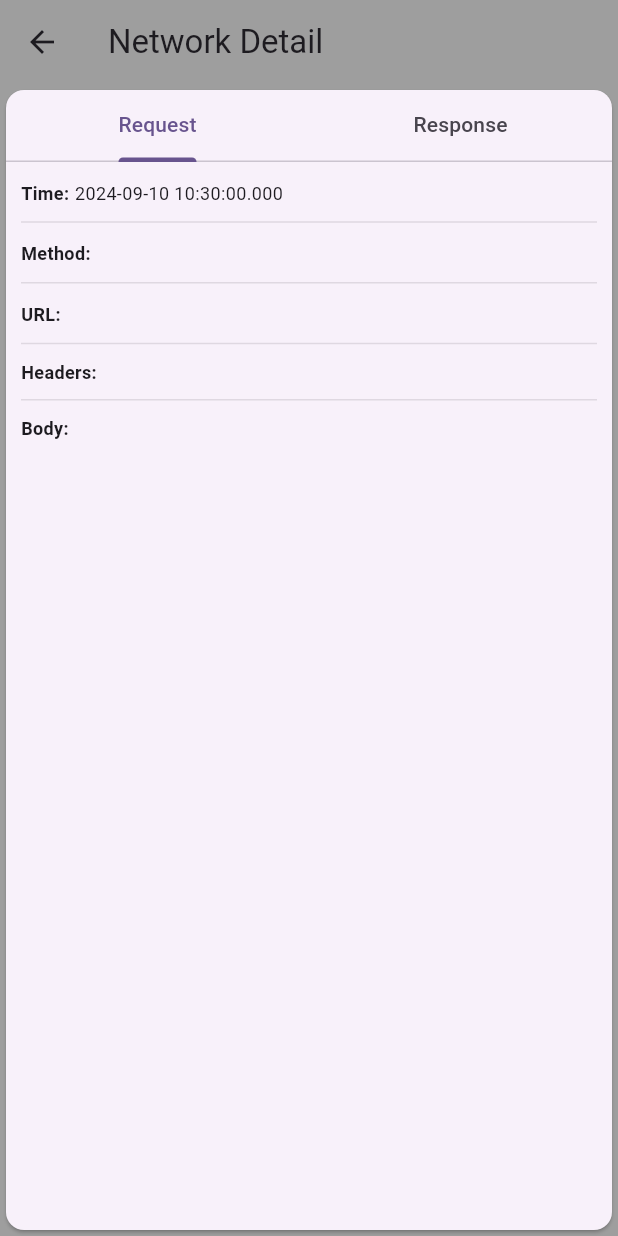
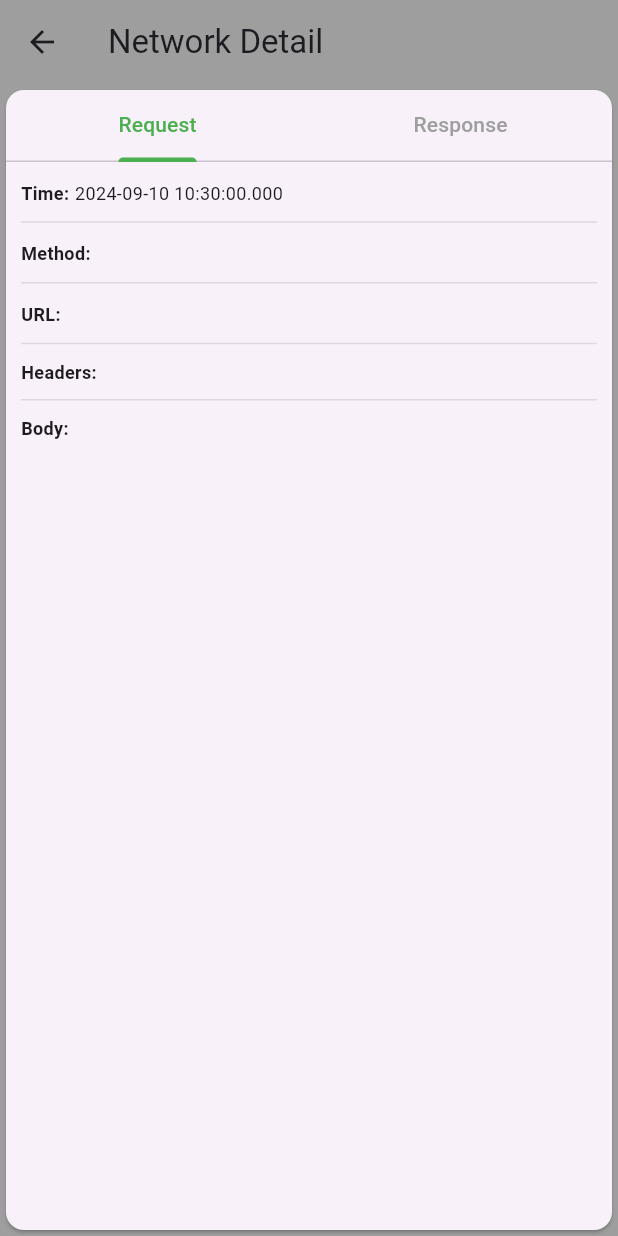
Before and after one commit to zeqinjie/tw_logger, a Flutter app: the TWNetworkDetail screen opened directly with empty values, on a phone screen of 412 x 824 dp. Run offline on Flutter 3.47's test engine with Material 3 defaults, Android fonts, the phone set to English and light mode, and no system bars; our stand-ins replace dio, floor, flutter_keyboard_visibility, flutter_speed_dial, grouped_list, logger and 1 more; accounts and stored records are empty; generated files the repository leaves out were written again; statements that could not run were skipped.

Commit message:
add theme color

```diff
--- a/lib/src/tw_logger_configure.dart
+++ b/lib/src/tw_logger_configure.dart
@@ -1,4 +1,5 @@
 import 'package:flutter/foundation.dart';
+import 'package:flutter/material.dart';
 
 class TWLoggerConfigure {
   // Singleton
@@ -17,6 +18,8 @@ class TWLoggerConfigure {
   /// Whether to update cache database
   bool isUpdateDatabase = false;
 
+  Color themeColor = Colors.deepPurple;
+
   bool get open {
     return isEnabled && !kReleaseMode;
   }
@@ -27,6 +30,7 @@ class TWLoggerOverlayConfigure {
   final double bottom;
   final double right;
   final bool draggable;
+
   TWLoggerOverlayConfigure.optional({
     this.bottom = _defaultPadding,
     this.right = _defaultPadding,
--- a/lib/src/ui/tw_network_search.dart
+++ b/lib/src/ui/tw_network_search.dart
@@ -4,6 +4,7 @@ import 'package:tw_logger/src/db/table/tw_network.dart';
 import 'package:tw_logger/src/helper/tw_label_helper.dart';
 import 'package:tw_logger/src/helper/tw_loger_helper.dart';
 import 'package:tw_logger/src/helper/tw_network_helper.dart';
+import 'package:tw_logger/src/tw_logger_configure.dart';
 import 'package:tw_logger/src/ui/tw_search_base.dart';
 import 'package:grouped_list/grouped_list.dart' as grouped_list;
 
@@ -198,6 +199,8 @@ class TWNetworkDetail extends StatefulWidget {
 
 class _TWNetworkDetailState extends State<TWNetworkDetail> {
   TWNetwork get element => widget.element;
+
+  Color get bgColor => TWLoggerConfigure().themeColor;
   @override
   Widget build(BuildContext context) {
     return buildBody();
@@ -222,6 +225,9 @@ class _TWNetworkDetailState extends State<TWNetworkDetail> {
           child: Column(
             children: [
               TabBar(
+                labelColor: bgColor,
+                unselectedLabelColor: Colors.grey,
+                indicatorColor: bgColor,
                 tabs: [
                   const Tab(text: 'Request'),
                   const Tab(text: 'Response'),
--- a/lib/src/ui/tw_overlay.dart
+++ b/lib/src/ui/tw_overlay.dart
@@ -119,11 +119,9 @@ class _TWLoggerOverlayState extends State<TWLoggerOverlay> {
 }
 
 class TWLoggerButton extends StatefulWidget {
-  final Color color;
 
   const TWLoggerButton({
     super.key,
-    this.color = Colors.deepPurple,
   });
 
   @override
@@ -138,6 +136,7 @@ class TWLoggerButtonState extends State<TWLoggerButton> {
     return SpeedDial(
       overlayColor: Colors.black,
       overlayOpacity: 0.5,
+      backgroundColor: TWLoggerConfigure().themeColor,
       icon: Icons.rocket,
       elevation: 4.0,
       buttonSize: const Size(44, 44),
--- a/lib/src/ui/tw_search_base.dart
+++ b/lib/src/ui/tw_search_base.dart
@@ -279,7 +279,7 @@ abstract class TWSearchBaseState<T> extends State<TWSearchBase<T>> {
   }
 
   Color get bgColor {
-    final bgColor = Theme.of(context).colorScheme.inversePrimary;
+    final bgColor = TWLoggerConfigure().themeColor;
     return bgColor;
   }
 
--- a/pubspec.yaml
+++ b/pubspec.yaml
@@ -1,6 +1,6 @@
 name: tw_logger
 description: 'A Flutter package for logging with database support.'
-version: 0.0.1
+version: 0.0.2
 homepage: https://github.com/zeqinjie/tw_logger
 
 environment:
```
Also changed, not shown: example/lib/main.dart (+8 -3 lines), 1 other file.
